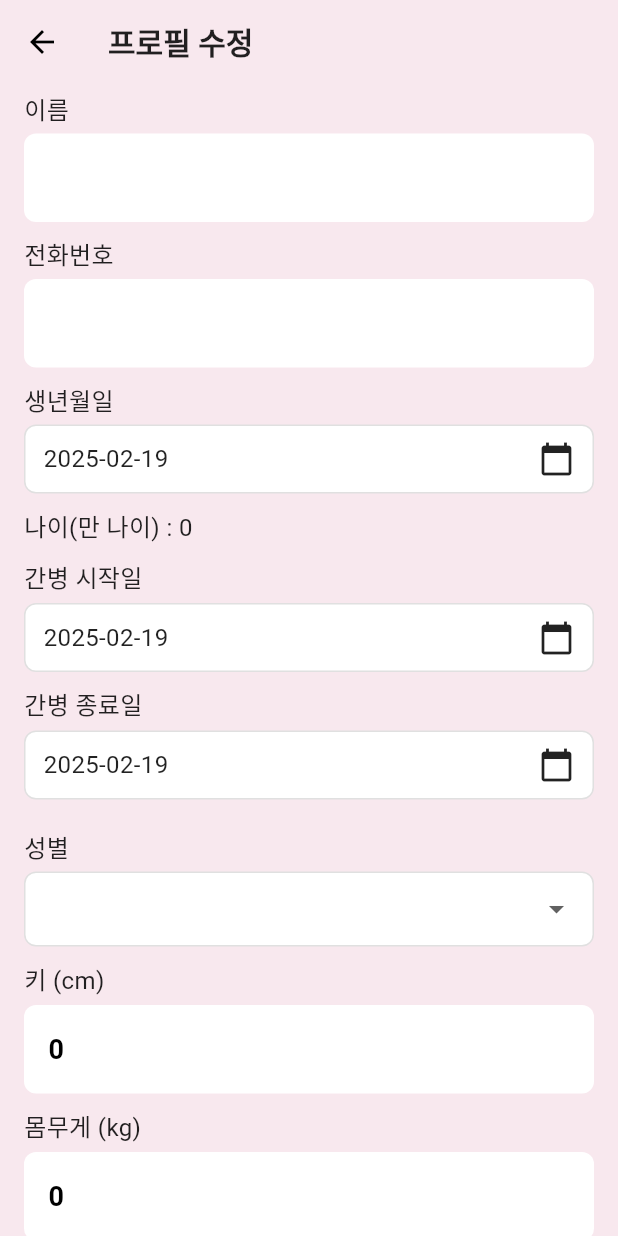
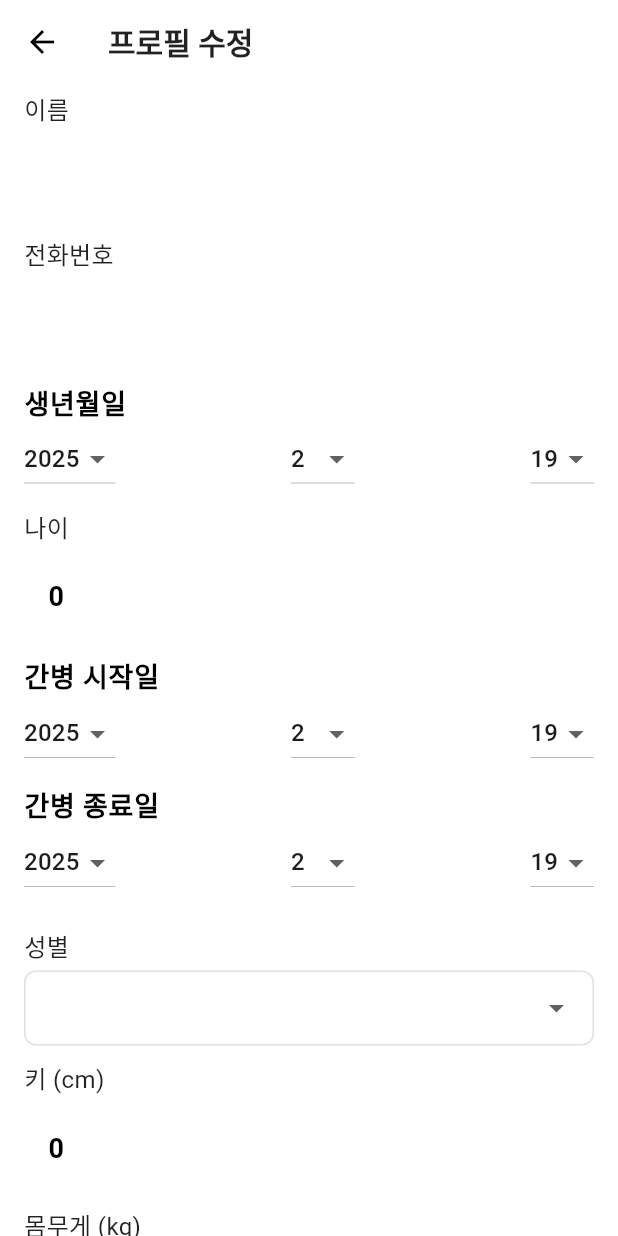
Before and after one commit to SKTPurpleHawks/CareNova, a Flutter app: the ForeignEditProfileScreen screen opened directly with empty values, on a phone screen of 412 x 824 dp. Run offline on Flutter 3.47's test engine with Material 3 defaults, Android fonts, the light colour scheme and no system bars; Roboto replaces fonts that are missing (NanumSquareNeobRg, NanumSquareNeodEb).

```diff
--- a/myungil/project/app/frontend/lib/foreign_edit_profile_screen.dart
+++ b/myungil/project/app/frontend/lib/foreign_edit_profile_screen.dart
@@ -40,59 +40,24 @@
   bool _canCareForImmobile = false;
 
   final List<String> _regions = [
-    '서울',
-    '부산',
-    '대구',
-    '인천',
-    '광주',
-    '대전',
-    '울산',
-    '세종',
-    '경기남부',
-    '경기북부',
-    '강원영서',
-    '강원영동',
-    '충북',
-    '충남',
-    '전북',
-    '전남',
-    '경북',
-    '경남',
-    '제주'
+    '서울', '부산', '대구', '인천', '광주', '대전', '울산', '세종',
+    '경기남부', '경기북부', '강원영서', '강원영동', '충북', '충남',
+    '전북', '전남', '경북', '경남', '제주'
   ];
+
   final List<String> _symptoms = [
-    '치매',
-    '섬망',
-    '욕창',
-    '하반신마비',
-    '상반신마비',
-    '전신마비',
-    '와상환자',
-    '기저귀케어',
-    '의식없음',
-    '석션',
-    '피딩',
-    '소변줄',
-    '장루',
-    '야간집중돌봄',
-    '전염성',
-    '파킨슨',
-    '정신질환',
-    '투석',
-    '재활'
+    '치매', '섬망', '욕창', '하반신마비', '상반신마비', '전신마비',
+    '와상환자', '기저귀케어', '의식없음', '석션', '피딩', '소변줄',
+    '장루', '야간집중돌봄', '전염성', '파킨슨', '정신질환', '투석', '재활'
   ];
 
   @override
   void initState() {
     super.initState();
-    _nameController =
-        TextEditingController(text: widget.userData['name'] ?? '');
-    _phoneNumberController =
-        TextEditingController(text: widget.userData['phonenumber'] ?? '');
-    _heightController = TextEditingController(
-        text: widget.userData['height']?.toString() ?? '');
-    _weightController = TextEditingController(
-        text: widget.userData['weight']?.toString() ?? '');
+    _nameController = TextEditingController(text: widget.userData['name'] ?? '');
+    _phoneNumberController = TextEditingController(text: widget.userData['phonenumber'] ?? '');
+    _heightController = TextEditingController(text: widget.userData['height']?.toString() ?? '');
+    _weightController = TextEditingController(text: widget.userData['weight']?.toString() ?? '');
     _currentPasswordController = TextEditingController();
     _newPasswordController = TextEditingController();
     _confirmPasswordController = TextEditingController();
@@ -100,21 +65,24 @@
     _birthday = _parseDate(widget.userData['birthday']);
     _startDate = _parseDate(widget.userData['startdate']);
     _endDate = _parseDate(widget.userData['enddate']);
-    _age = widget.userData['age'] ?? 0;
+    _age = _calculateAge(_birthday);
     _sex = widget.userData['sex'] ?? '남성';
     _spot = widget.userData['spot'] ?? '병원';
     _selectedRegions = (widget.userData['region'] as String?)?.split(',') ?? [];
     _canWalkPatient = widget.userData['canwalkpatient'] ?? '걸을 수 없음';
     _preferSex = widget.userData['prefersex'] ?? '남성';
-    _selectedSymptoms =
-        (widget.userData['symptoms'] as String?)?.split(',') ?? [];
+    _selectedSymptoms = (widget.userData['symptoms'] as String?)?.split(',') ?? [];
     _smoking = widget.userData['smoking'] ?? '비흡연';
     _canCareForImmobile = widget.userData['can_care_for_immobile'] ?? false;
   }
 
   DateTime _parseDate(dynamic date) {
     if (date == null || date.toString().isEmpty) return DateTime.now();
-    return DateTime.tryParse(date.toString()) ?? DateTime.now();
+    try {
+      return DateTime.parse(date.toString());
+    } catch (e) {
+      return DateTime.now();
+    }
   }
 
   Future<void> _updateProfile() async {
@@ -127,16 +95,8 @@
         return;
       }
 
-      final url = Uri.parse('http://172.30.1.53:8000/user-info');
-
-      try {
-        final response = await http.put(
-          url,
-          headers: {
-            'Authorization': 'Bearer ${widget.token}',
-            'Content-Type': 'application/json',
-          },
-          body: jsonEncode({
+      final url = Uri.parse('http://192.168.91.218:8000/user-info');
+      Map<String, dynamic> data = {
         'email': widget.userData['email'],
         'name': _nameController.text,
         'phonenumber': _phoneNumberController.text,
@@ -153,12 +113,24 @@
         'canwalkpatient': _canWalkPatient,
         'prefersex': _preferSex,
         'smoking': _smoking,
-            'current_password': _currentPasswordController.text,
-            'new_password': _newPasswordController.text.isNotEmpty
-                ? _newPasswordController.text
-                : null,
         'can_care_for_immobile': _canCareForImmobile,
-          }),
+      };
+
+      if (_currentPasswordController.text.isNotEmpty) {
+        data['current_password'] = _currentPasswordController.text;
+        if (_newPasswordController.text.isNotEmpty) {
+          data['new_password'] = _newPasswordController.text;
+        }
+      }
+
+      try {
+        final response = await http.put(
+          url,
+          headers: {
+            'Authorization': 'Bearer ${widget.token}',
+            'Content-Type': 'application/json',
+          },
+          body: jsonEncode(data),
         );
 
         if (response.statusCode == 200) {
@@ -169,13 +141,13 @@
           );
         }
       } catch (e) {
-        print('❌ 서버 연결 오류: $e');
         ScaffoldMessenger.of(context).showSnackBar(
           SnackBar(content: Text('서버에 연결할 수 없습니다.')),
         );
       }
     }
   }
+
 
   Future<void> _selectDate(BuildContext context, DateTime initialDate,
       Function(DateTime) onSelect) async {
@@ -195,13 +167,22 @@
     }
   }
 
+  int _calculateAge(DateTime birthDate) {
+    DateTime currentDate = DateTime.now();
+    int age = currentDate.year - birthDate.year;
+    if (currentDate.month < birthDate.month ||
+        (currentDate.month == birthDate.month &&
+            currentDate.day < birthDate.day)) {
+      age--;
+    }
+    return age;
+  }
+
   @override
   Widget build(BuildContext context) {
     return Scaffold(
-      backgroundColor: Color(0xFFF8E8EE),
       appBar: AppBar(
         title: Text("프로필 수정"),
-        backgroundColor: Color(0xFFF8E8EE),
         elevation: 0,
         iconTheme: IconThemeData(color: Colors.black),
       ),
@@ -216,22 +197,27 @@
                 _buildTextField(_nameController, "이름"),
                 _buildTextField(_phoneNumberController, "전화번호",
                     keyboardType: TextInputType.phone),
-                _buildDateField(
-                    "생년월일",
-                    _birthday,
-                    (date) => setState(() {
+                _buildDateSelection("생년월일", _birthday, (date) {
+                  setState(() {
                     _birthday = date;
-                          _age = DateTime.now().year - date.year;
-                        })),
-                Padding(
-                  padding: const EdgeInsets.symmetric(vertical: 5),
-                  child:
-                      Text('나이(만 나이) : $_age', style: TextStyle(fontSize: 16)),
+                    _age = _calculateAge(date);
+                  });
+                }),
+                _buildTextField(
+                  TextEditingController(text: _age.toString()),
+                  "나이",
+                  readOnly: true,
                 ),
-                _buildDateField("간병 시작일", _startDate,
-                    (date) => setState(() => _startDate = date)),
-                _buildDateField("간병 종료일", _endDate,
-                    (date) => setState(() => _endDate = date)),
+                _buildDateSelection("간병 시작일", _startDate, (date) {
+                  setState(() {
+                    _startDate = date;
+                  });
+                }),
+                _buildDateSelection("간병 종료일", _endDate, (date) {
+                  setState(() {
+                    _endDate = date;
+                  });
+                }),
                 SizedBox(height: 10),
                 _buildDropdown("성별", _sex, ['남성', '여성'],
                     (value) => setState(() => _sex = value)),
@@ -243,16 +229,8 @@
                     (value) => setState(() => _spot = value)),
                 _buildMultiSelect("간병 가능 지역", _regions, _selectedRegions),
                 _buildMultiSelect("간병 가능 질환", _symptoms, _selectedSymptoms),
-                CheckboxListTile(
-                  title: Text("🚶 못 걷는 사람도 간병 가능"),
-                  value: _canCareForImmobile,
-                  onChanged: (bool? value) {
-                    setState(() {
-                      _canCareForImmobile = value!;
-                    });
-                  },
-                  controlAffinity: ListTileControlAffinity.leading,
-                ),
+                _buildDropdown("환자의 보행 가능 여부", _canWalkPatient, ['걸을 수 있음', '걸을 수 없음', '상관없음'],
+                    (value) => setState(() => _canWalkPatient = value)),
                 _buildDropdown("선호하는 환자 성별", _preferSex, ['남성', '여성', '상관없음'],
                     (value) => setState(() => _preferSex = value)),
                 _buildDropdown("흡연 여부", _smoking, ['비흡연', '흡연'],
@@ -288,7 +266,7 @@
   }
 
   Widget _buildTextField(TextEditingController controller, String label,
-      {bool isPassword = false,
+      {bool isPassword = false, bool readOnly = false,
       TextInputType keyboardType = TextInputType.text}) {
     return Padding(
       padding: const EdgeInsets.symmetric(vertical: 5),
@@ -301,6 +279,7 @@
             controller: controller,
             obscureText: isPassword,
             keyboardType: keyboardType,
+            readOnly: readOnly,
             decoration: InputDecoration(
               filled: true,
               fillColor: Colors.white,
@@ -321,36 +300,77 @@
     );
   }
 
-  Widget _buildDateField(
-      String label, DateTime date, Function(DateTime) onSelect) {
+  Widget _buildDateSelection(
+      String label, DateTime selectedDate, Function(DateTime) onDateChanged) {
     return Padding(
       padding: const EdgeInsets.symmetric(vertical: 5),
       child: Column(
         crossAxisAlignment: CrossAxisAlignment.start,
         children: [
-          Text(label, style: TextStyle(fontSize: 16)),
-          SizedBox(height: 5),
-          GestureDetector(
-            onTap: () => _selectDate(context, date, onSelect),
-            child: Container(
-              padding: EdgeInsets.symmetric(horizontal: 12, vertical: 10),
-              decoration: BoxDecoration(
-                color: Colors.white,
-                borderRadius: BorderRadius.circular(8),
-                border: Border.all(color: Colors.grey.shade300),
-              ),
-              child: Row(
+          Text(label, style: Theme.of(context).textTheme.bodyLarge),
+          Row(
             mainAxisAlignment: MainAxisAlignment.spaceBetween,
             children: [
-                  Text(DateFormat('yyyy-MM-dd').format(date),
-                      style: TextStyle(fontSize: 16)),
-                  Icon(Icons.calendar_today),
+              _buildDropdownYear(selectedDate, onDateChanged),
+              _buildDropdownMonth(selectedDate, onDateChanged),
+              _buildDropdownDay(selectedDate, onDateChanged),
             ],
-              ),
-            ),
           ),
         ],
       ),
+    );
+  }
+
+  Widget _buildDropdownYear(
+      DateTime selectedDate, Function(DateTime) onDateChanged) {
+    return DropdownButton<String>(
+      value: selectedDate.year.toString(),
+      items: List.generate(100, (index) {
+        int year = DateTime.now().year - index;
+        return DropdownMenuItem(value: year.toString(), child: Text("$year"));
+      }),
+      onChanged: (String? newValue) {
+        setState(() {
+          onDateChanged(DateTime(
+              int.parse(newValue!), selectedDate.month, selectedDate.day));
+        });
+      },
+    );
+  }
+
+  Widget _buildDropdownMonth(
+      DateTime selectedDate, Function(DateTime) onDateChanged) {
+    return DropdownButton<String>(
+      value: selectedDate.month.toString().padLeft(2, '0'),
+      items: List.generate(12, (index) {
+        int month = index + 1;
+        return DropdownMenuItem(
+            value: month.toString().padLeft(2, '0'), child: Text("$month"));
+      }),
+      onChanged: (String? newValue) {
+        setState(() {
+          onDateChanged(DateTime(
+              selectedDate.year, int.parse(newValue!), selectedDate.day));
+        });
+      },
+    );
+  }
+
+  Widget _buildDropdownDay(
+      DateTime selectedDate, Function(DateTime) onDateChanged) {
+    return DropdownButton<String>(
+      value: selectedDate.day.toString().padLeft(2, '0'),
+      items: List.generate(31, (index) {
+        int day = index + 1;
+        return DropdownMenuItem(
+            value: day.toString().padLeft(2, '0'), child: Text("$day"));
+      }),
+      onChanged: (String? newValue) {
+        setState(() {
+          onDateChanged(DateTime(
+              selectedDate.year, selectedDate.month, int.parse(newValue!)));
+        });
+      },
     );
   }
 
--- a/myungil/project/app/frontend/lib/login_screen.dart
+++ b/myungil/project/app/frontend/lib/login_screen.dart
@@ -15,7 +15,7 @@
   final _passwordController = TextEditingController();
 
   Future<void> _login() async {
-    final String baseUrl = "http://172.30.1.53:8000"; // FastAPI 서버 IP 사용
+    final String baseUrl = "http://192.168.91.218:8000"; // FastAPI 서버 IP 사용
     final String url = "$baseUrl/login";
     final response = await http.post(
       Uri.parse(url),
--- a/myungil/project/app/frontend/lib/patient_manage_screen.dart
+++ b/myungil/project/app/frontend/lib/patient_manage_screen.dart
@@ -26,7 +26,7 @@
   Future<void> _fetchPatients() async {
     try {
       final response = await http.get(
-        Uri.parse('http://172.30.1.53:8000/patients'),
+        Uri.parse('http://192.168.91.218:8000/patients'),
         headers: {
           'Authorization': 'Bearer ${widget.token}',
           'Content-Type': 'application/json; charset=UTF-8',
--- a/myungil/project/app/frontend/lib/protector_user_signup_screen.dart
+++ b/myungil/project/app/frontend/lib/protector_user_signup_screen.dart
@@ -30,7 +30,7 @@
       }
 
       final response = await http.post(
-        Uri.parse('http://172.30.1.53:8000/signup/protector'),
+        Uri.parse('http://192.168.91.218:8000/signup/protector'),
         headers: {'Content-Type': 'application/json'},
         body: json.encode({
           'email': emailController.text,
```
Also changed, not shown: myungil/project/app/frontend/lib/foreign_home_screen.dart (+61 -27 lines), myungil/project/app/frontend/lib/foreign_user_signup_screen.dart (+62 -3 lines), myungil/project/app/frontend/lib/patient_add_screen.dart (+13 -5 lines), myungil/project/app/frontend/lib/protector_home_screen.dart (+15 -9 lines), 6 other files. Lines whose indentation alone changed are shown as unchanged.
